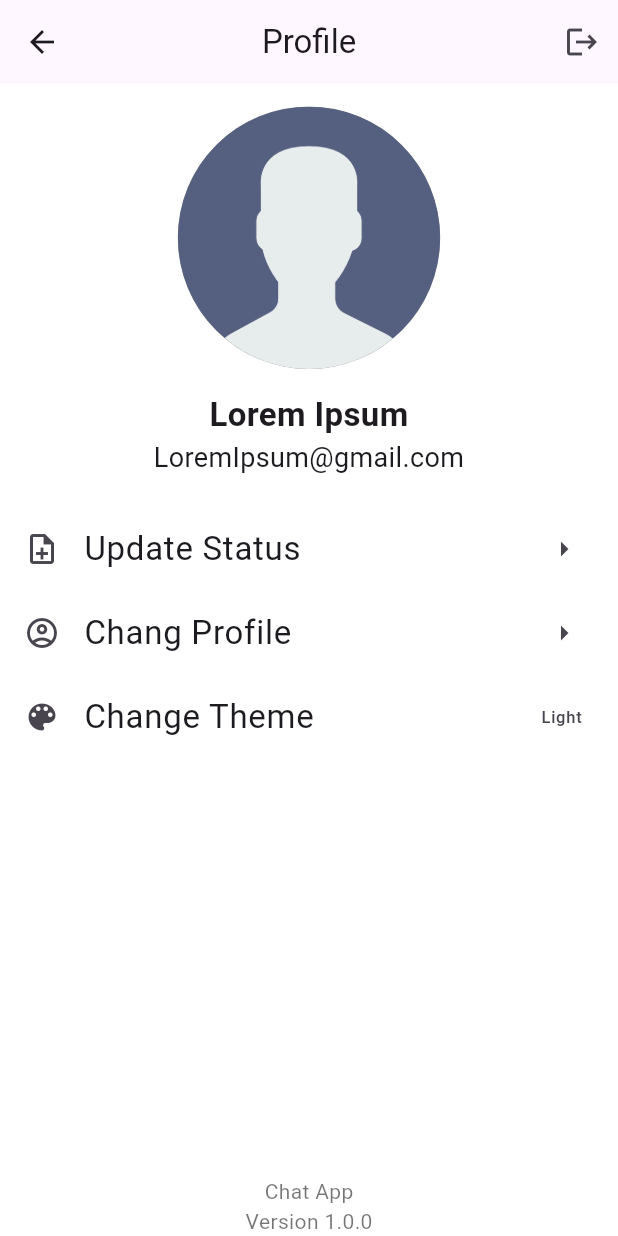
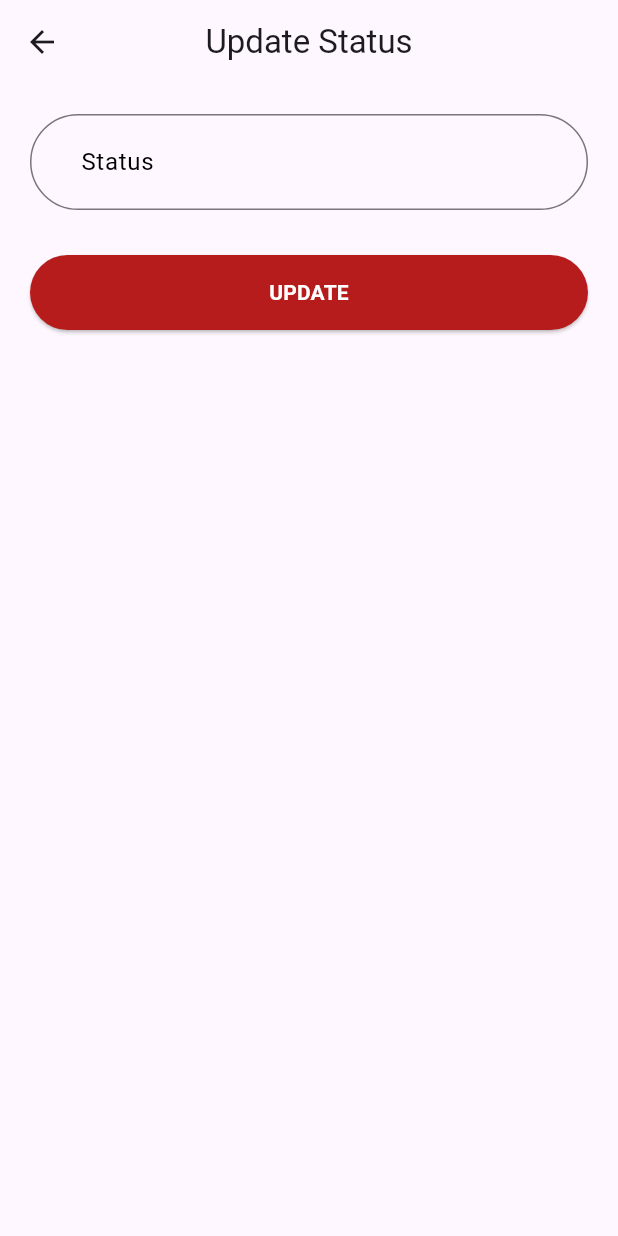
Before and after one commit to iGhost22/ChatApp, a Flutter app: the screen it shows after launch, on a phone screen of 412 x 824 dp. Run offline on Flutter 3.47's test engine with Material 3 defaults, Android fonts, the phone set to English and light mode, and no system bars; drawn by our look-alikes of avatar_glow; our stand-ins replace firebase_core, get, introduction_screen, lottie; accounts and stored records are empty.

```diff
--- /dev/null
+++ b/lib/app/modules/update_status/bindings/update_status_binding.dart
@@ -0,0 +1,12 @@
+import 'package:get/get.dart';
+
+import '../controllers/update_status_controller.dart';
+
+class UpdateStatusBinding extends Bindings {
+  @override
+  void dependencies() {
+    Get.lazyPut<UpdateStatusController>(
+      () => UpdateStatusController(),
+    );
+  }
+}
--- /dev/null
+++ b/lib/app/modules/update_status/controllers/update_status_controller.dart
@@ -0,0 +1,23 @@
+import 'package:get/get.dart';
+
+class UpdateStatusController extends GetxController {
+  //TODO: Implement UpdateStatusController
+
+  final count = 0.obs;
+  @override
+  void onInit() {
+    super.onInit();
+  }
+
+  @override
+  void onReady() {
+    super.onReady();
+  }
+
+  @override
+  void onClose() {
+    super.onClose();
+  }
+
+  void increment() => count.value++;
+}
--- /dev/null
+++ b/lib/app/modules/update_status/views/update_status_view.dart
@@ -0,0 +1,74 @@
+import 'package:flutter/material.dart';
+
+import 'package:get/get.dart';
+
+import '../controllers/update_status_controller.dart';
+
+class UpdateStatusView extends GetView<UpdateStatusController> {
+  const UpdateStatusView({Key? key}) : super(key: key);
+  @override
+  Widget build(BuildContext context) {
+    return Scaffold(
+      appBar: AppBar(
+        leading: IconButton(
+          onPressed: () {},
+          icon: Icon(Icons.arrow_back),
+        ),
+        title: const Text('Update Status'),
+        centerTitle: true,
+      ),
+      body: Padding(
+        padding: const EdgeInsets.all(20),
+        child: Column(
+          children: [
+            TextField(
+              decoration: InputDecoration(
+                labelText: "Status",
+                labelStyle: TextStyle(
+                  color: Colors.black,
+                ),
+                border: OutlineInputBorder(
+                  borderRadius: BorderRadius.circular(100),
+                ),
+                focusedBorder: OutlineInputBorder(
+                  borderRadius: BorderRadius.circular(100),
+                  // borderSide: BorderSide(color: Colors.red[900]!),
+                ),
+                contentPadding: EdgeInsets.symmetric(
+                  horizontal: 30,
+                  vertical: 20,
+                ),
+              ),
+            ),
+            SizedBox(
+              height: 30,
+            ),
+            Container(
+              width: Get.width,
+              child: ElevatedButton(
+                onPressed: () {},
+                child: Text(
+                  "UPDATE",
+                  style: TextStyle(
+                    fontWeight: FontWeight.bold,
+                    color: Colors.white,
+                  ),
+                ),
+                style: ElevatedButton.styleFrom(
+                  backgroundColor: Colors.red[900],
+                  shape: RoundedRectangleBorder(
+                    borderRadius: BorderRadius.circular(100),
+                  ),
+                  padding: EdgeInsets.symmetric(
+                    horizontal: 30,
+                    vertical: 15,
+                  ),
+                ),
+              ),
+            )
+          ],
+        ),
+      ),
+    );
+  }
+}
--- a/lib/app/routes/app_pages.dart
+++ b/lib/app/routes/app_pages.dart
@@ -14,6 +14,8 @@ import '../modules/profile/bindings/profile_binding.dart';
 import '../modules/profile/views/profile_view.dart';
 import '../modules/search/bindings/search_binding.dart';
 import '../modules/search/views/search_view.dart';
+import '../modules/update_status/bindings/update_status_binding.dart';
+import '../modules/update_status/views/update_status_view.dart';
 
 part 'app_routes.dart';
 
@@ -58,5 +60,10 @@ class AppPages {
       page: () => SearchView(),
       binding: SearchBinding(),
     ),
+    GetPage(
+      name: _Paths.UPDATE_STATUS,
+      page: () => const UpdateStatusView(),
+      binding: UpdateStatusBinding(),
+    ),
   ];
 }
--- a/lib/app/routes/app_routes.dart
+++ b/lib/app/routes/app_routes.dart
@@ -9,6 +9,7 @@ abstract class Routes {
   static const PROFILE = _Paths.PROFILE;
   static const CHAT_ROOM = _Paths.CHAT_ROOM;
   static const SEARCH = _Paths.SEARCH;
+  static const UPDATE_STATUS = _Paths.UPDATE_STATUS;
 }
 
 abstract class _Paths {
@@ -19,4 +20,5 @@ abstract class _Paths {
   static const PROFILE = '/profile';
   static const CHAT_ROOM = '/chat-room';
   static const SEARCH = '/search';
+  static const UPDATE_STATUS = '/update-status';
 }
--- a/lib/main.dart
+++ b/lib/main.dart
@@ -35,7 +35,7 @@ class myApp extends StatelessWidget {
         if (snapshot.connectionState == ConnectionState.done) {
           return GetMaterialApp(
             title: "Chat Application",
-            initialRoute: Routes.PROFILE,
+            initialRoute: Routes.UPDATE_STATUS,
             getPages: AppPages.routes,
           );
 
```
